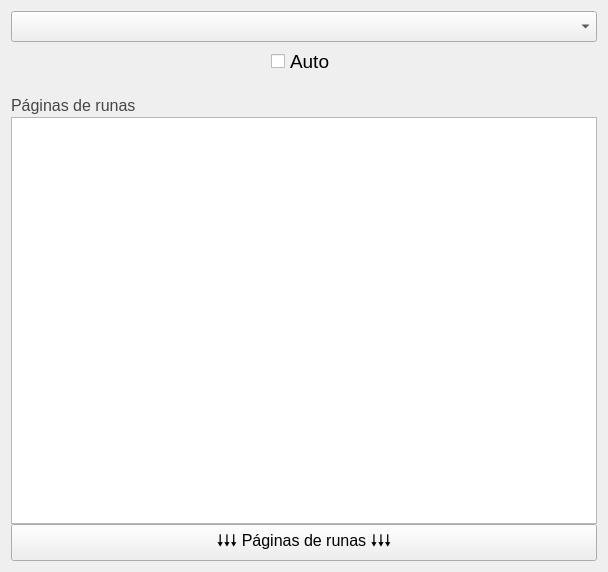
Old version of the form flanarunas/resources/central_widget.ui in the repository AlberLC/flanarunas.
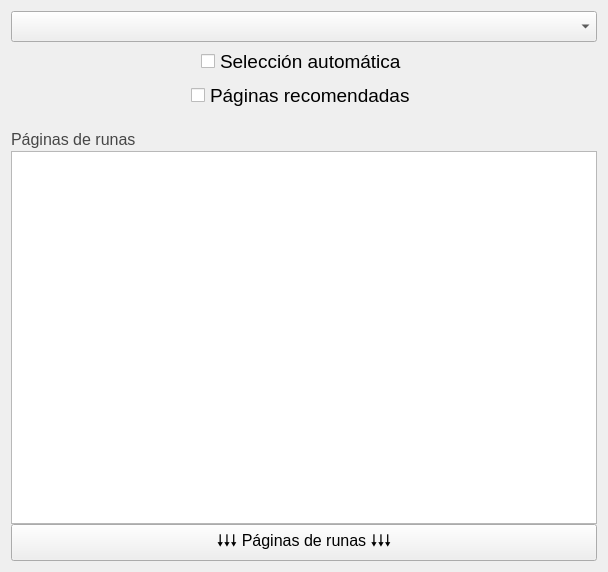
New version of the form. Custom widgets are drawn as their Qt base class.

Commit message: Add support for recommended_pages

```diff
--- a/flanarunas/resources/central_widget.ui
+++ b/flanarunas/resources/central_widget.ui
@@ -53,7 +53,32 @@
           <enum>Qt::ClickFocus</enum>
          </property>
          <property name="text">
-          <string>Auto</string>
+          <string>Selección automática</string>
+         </property>
+        </widget>
+       </item>
+      </layout>
+     </item>
+     <item>
+      <layout class="QHBoxLayout" name="horizontalLayout_2">
+       <item>
+        <widget class="QCheckBox" name="check_box_recommended_pages">
+         <property name="sizePolicy">
+          <sizepolicy hsizetype="Maximum" vsizetype="Fixed">
+           <horstretch>0</horstretch>
+           <verstretch>0</verstretch>
+          </sizepolicy>
+         </property>
+         <property name="font">
+          <font>
+           <pointsize>14</pointsize>
+          </font>
+         </property>
+         <property name="focusPolicy">
+          <enum>Qt::ClickFocus</enum>
+         </property>
+         <property name="text">
+          <string>Páginas recomendadas</string>
          </property>
         </widget>
        </item>
```
Left out of the diff: 2 changed lines with no effect on the pictures. The commit also changes 3 other files.
